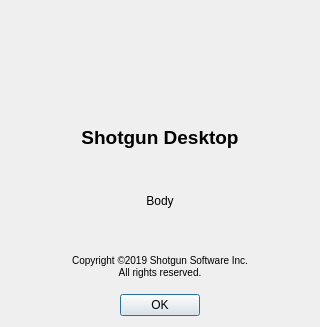
This is resources/about_screen.ui in shotgunsoftware/tk-desktop as Qt 5 draws it before an edit. The edited form follows.
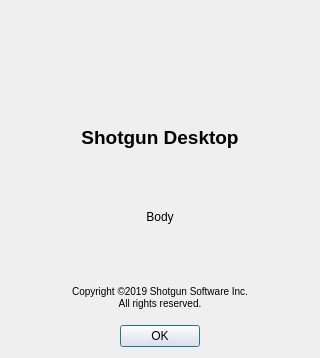
This is the edited form. Icons and pictures are not drawn.

Commit message: fixed about box

Patch:
```diff
--- a/resources/about_screen.ui
+++ b/resources/about_screen.ui
@@ -7,7 +7,7 @@
     <x>0</x>
     <y>0</y>
     <width>320</width>
-    <height>327</height>
+    <height>358</height>
    </rect>
   </property>
   <property name="minimumSize">
```
The commit also changes 2 other files.
